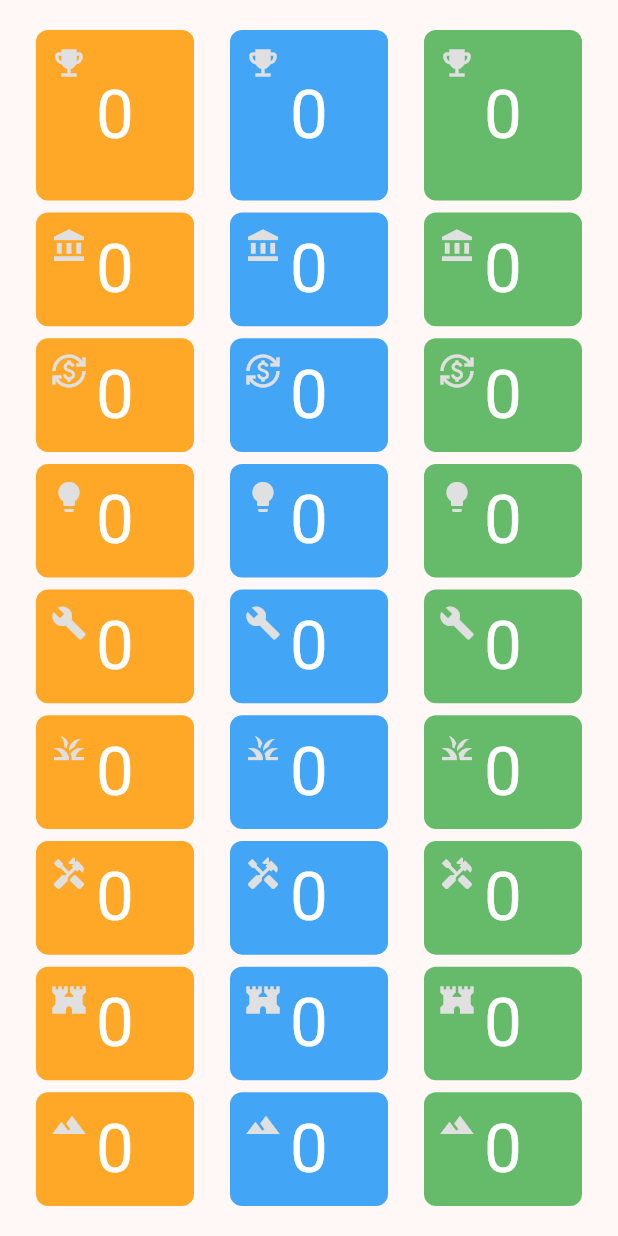
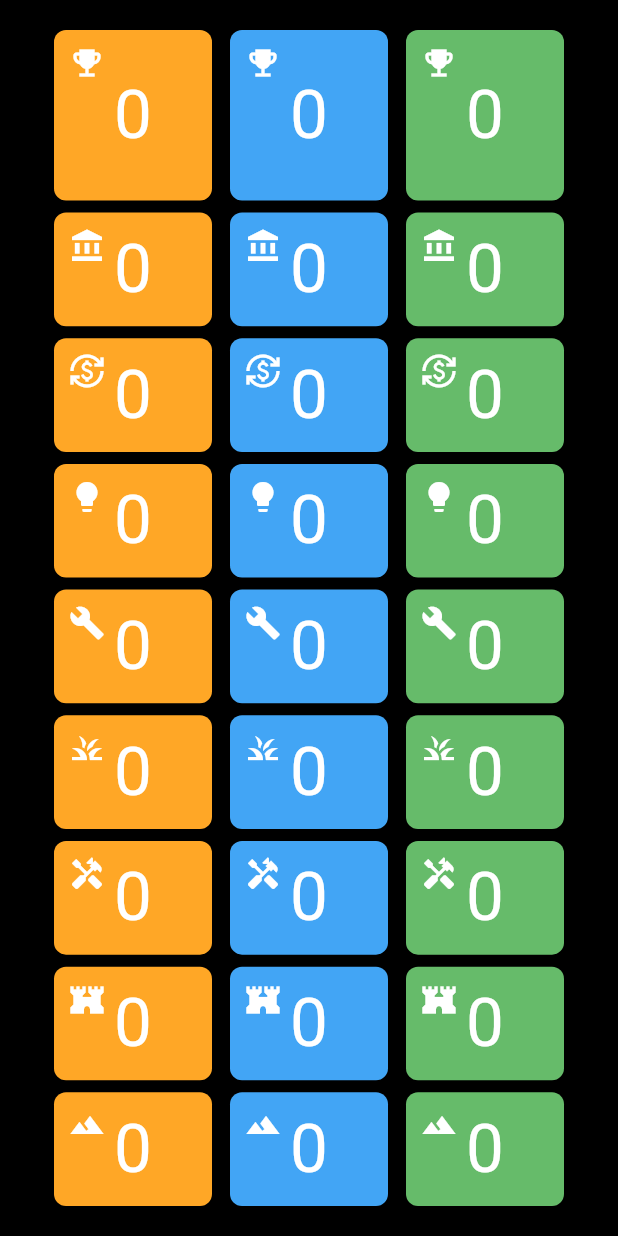
Before and after one commit to tamura2004/foh_score, a Flutter app: the screen it shows after launch, on a phone screen of 412 x 824 dp. Run offline on Flutter 3.47's test engine with Material 2 defaults, Android fonts, the phone set to English and light mode, and no system bars.

Commit message:
Fix color

```diff
--- a/lib/main.dart
+++ b/lib/main.dart
@@ -98,11 +98,12 @@ class MyHomePage extends StatelessWidget {
 
     var appState = context.watch<MyAppState>();
     return Scaffold(
+      backgroundColor: Colors.black,
       body: Center(
         child: Wrap(
           direction: Axis.horizontal,
-          spacing: 24,
-          runSpacing: 24,
+          spacing: 12,
+          runSpacing: 12,
           children: <Widget>[
             for (int i = 0; i < appState.players.length; i++) ...{
               Wrap(
@@ -245,7 +246,7 @@ class ScorePanel extends StatelessWidget {
         left: 10,
         child: Icon(
           icon,
-          color: Colors.grey.shade300,
+          color: Colors.white,
           size: 24,
         ),
       ),
```
Also changed, not shown: 3 other files.
